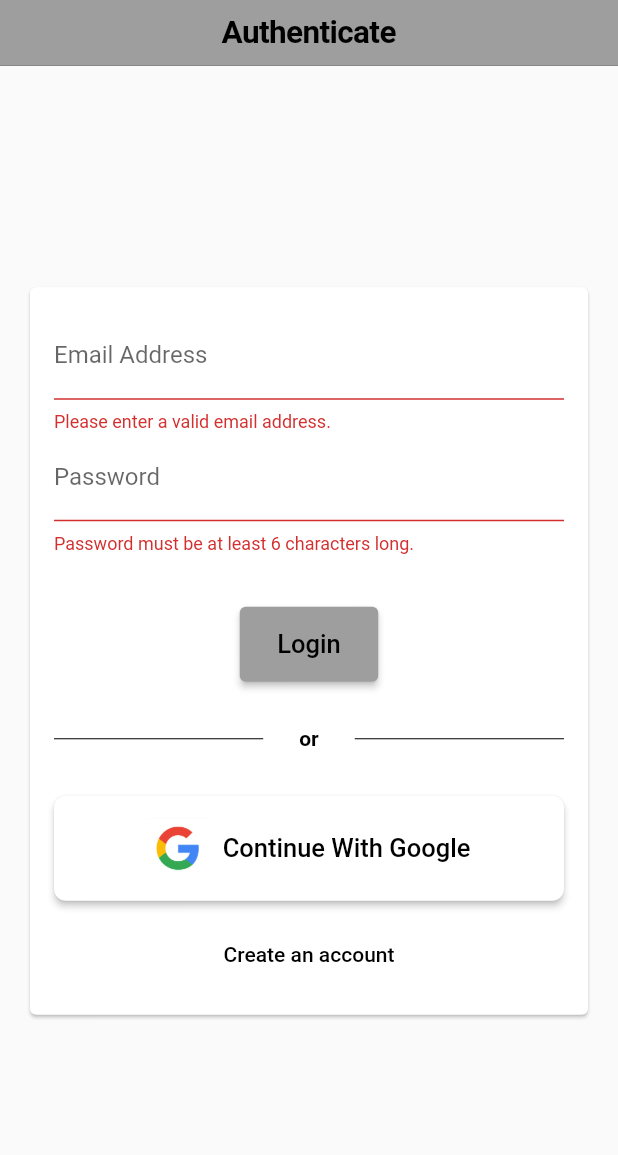
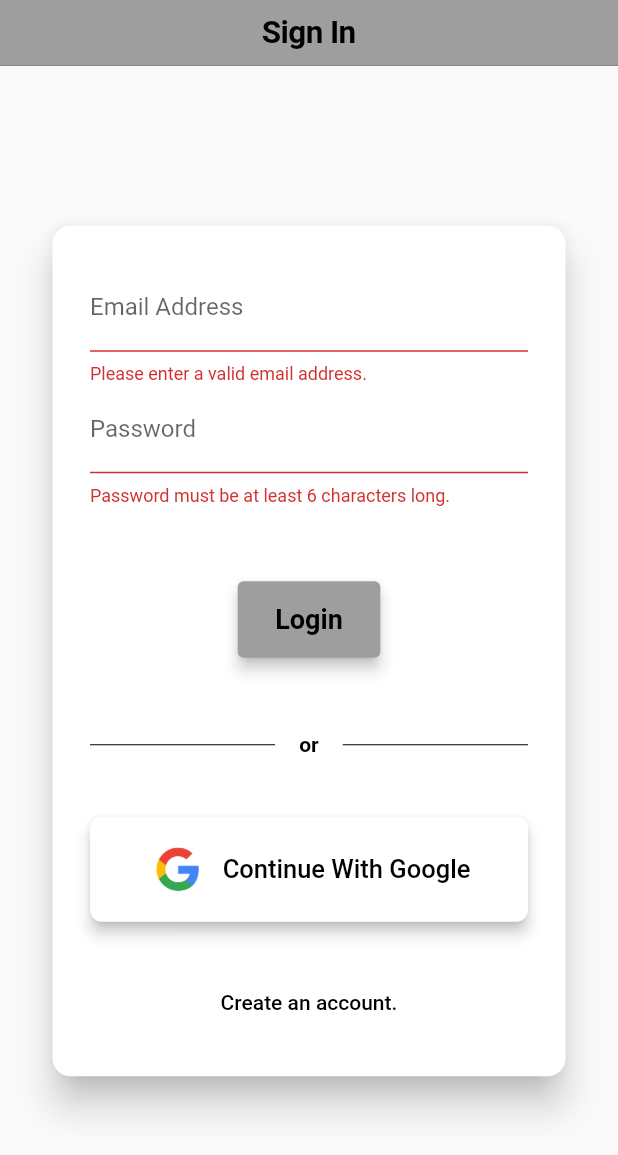
Before and after one commit to vampconnoisseur/gather_app, a Flutter app: the screen it shows after launch, after a tap on "Login", on a phone screen of 412 x 824 dp. Shown: the top 1155 px of the screen. Run offline on Flutter 3.47's test engine with Material 2 defaults, Android fonts, the phone set to English and light mode, and no system bars; our stand-ins replace cloud_firestore, firebase_auth, firebase_core, firebase_storage, flutter_riverpod, google_sign_in and 2 more; missing offline and left inert: agora_rtc_engine, agora_rtm; accounts and stored records are empty.

Commit message:
UI-Auth fix-CallLogs-BugFixes

```diff
--- a/lib/components/sign_in_button.dart
+++ b/lib/components/sign_in_button.dart
@@ -11,6 +11,7 @@ class SignInButton extends StatelessWidget {
     return ElevatedButton(
       onPressed: ontap,
       style: ElevatedButton.styleFrom(
+        elevation: 4,
         backgroundColor: Colors.white,
         shape: RoundedRectangleBorder(
           borderRadius: BorderRadius.circular(8.0),
--- a/lib/main.dart
+++ b/lib/main.dart
@@ -35,6 +35,7 @@ class App extends StatelessWidget {
 
             if (user != null) {
               return HomeScreen(
+                userEmail: user.email!,
                 photoURL: user.photoURL!,
                 displayName: user.displayName!,
               );
--- a/lib/screens/auth_screen.dart
+++ b/lib/screens/auth_screen.dart
@@ -1,4 +1,5 @@
 import 'dart:io';
+
 import 'package:flutter/cupertino.dart';
 import 'package:flutter/material.dart';
 
@@ -32,6 +33,16 @@ class _AuthScreenState extends State<AuthScreen> {
   var _isAuthenticating = false;
   File? _selectedImage;
 
+  void showSnackBar({required String message}) {
+    ScaffoldMessenger.of(context).clearSnackBars();
+    ScaffoldMessenger.of(context).showSnackBar(
+      SnackBar(
+        content: Text(message),
+        duration: const Duration(seconds: 2),
+      ),
+    );
+  }
+
   void isAuthenticating() {
     setState(() {
       _isAuthenticating = !_isAuthenticating;
@@ -47,6 +58,7 @@ class _AuthScreenState extends State<AuthScreen> {
   Future<void> _signInWithGoogle() async {
     String? imageUrl;
     String? displayName;
+    String? userEmail;
     User? user;
 
     try {
@@ -57,33 +69,40 @@ class _AuthScreenState extends State<AuthScreen> {
       user = _firebase.currentUser;
 
       if (user != null) {
+        final displayNameParts = user.displayName?.split(' ');
+
+        if (displayNameParts != null && displayNameParts.isNotEmpty) {
+          displayName = displayNameParts[0];
+        } else {
           displayName = user.displayName;
+        }
+
         imageUrl = user.photoURL;
+        userEmail = user.email;
+        await user.updateDisplayName(displayName);
       }
     } catch (error) {
-      ScaffoldMessenger.of(context).showSnackBar(
-        const SnackBar(
-          content: Text(
-            'Google sign-in failed.',
-          ),
-        ),
-      );
+      showSnackBar(message: 'Google sign-in failed.');
     } finally {
       isAuthenticating();
 
-      if (user != null && imageUrl != null && displayName != null) {
-        navigateToHomeScreen(context, imageUrl, displayName);
+      if (user != null &&
+          imageUrl != null &&
+          displayName != null &&
+          userEmail != null) {
+        navigateToHomeScreen(imageUrl, displayName, userEmail);
       }
     }
   }
 
   void navigateToHomeScreen(
-      BuildContext context, String photoURL, String displayName) {
+      String photoURL, String displayName, String userEmail) {
     Navigator.of(context).pushReplacement(
       MaterialPageRoute(
         builder: (context) => HomeScreen(
           photoURL: photoURL,
           displayName: displayName,
+          userEmail: userEmail,
         ),
       ),
     );
@@ -93,6 +112,7 @@ class _AuthScreenState extends State<AuthScreen> {
     final isValid = _form.currentState!.validate();
     String? imageUrl;
     String? displayName;
+    String? userEmail;
 
     if (!isValid || !_isLogin && _selectedImage == null) {
       return;
@@ -108,11 +128,22 @@ class _AuthScreenState extends State<AuthScreen> {
             email: _enteredEmail, password: _enteredPassword);
 
         final user = _firebase.currentUser;
+
         imageUrl = user?.photoURL;
+
+        final displayNameParts = user?.displayName?.split(' ');
+        if (displayNameParts != null && displayNameParts.isNotEmpty) {
+          displayName = displayNameParts[0];
+        } else {
           displayName = user?.displayName;
+        }
+
+        userEmail = user?.email;
       } else {
         final userCredentials = await _firebase.createUserWithEmailAndPassword(
-            email: _enteredEmail, password: _enteredPassword);
+          email: _enteredEmail,
+          password: _enteredPassword,
+        );
 
         final storageRef = FirebaseStorage.instance
             .ref()
@@ -122,43 +153,47 @@ class _AuthScreenState extends State<AuthScreen> {
         await storageRef.putFile(_selectedImage!);
         imageUrl = await storageRef.getDownloadURL();
 
+        final displayNameParts = _enteredUsername.split(' ');
+        if (displayNameParts.isNotEmpty) {
+          displayName = displayNameParts[0];
+        } else {
+          displayName = _enteredUsername;
+        }
+
+        userEmail = _enteredEmail;
+
         await FirebaseFirestore.instance
             .collection('users')
             .doc(userCredentials.user!.uid)
             .set({
-          'username': _enteredUsername,
+          'username': displayName,
           'email': _enteredEmail,
           'image_url': imageUrl,
         });
 
         await _firebase.currentUser!.updatePhotoURL(imageUrl);
-        await _firebase.currentUser!.updateDisplayName(_enteredUsername);
-
-        displayName = _enteredUsername;
+        await _firebase.currentUser!.updateDisplayName(displayName);
+        await _firebase.currentUser!.updateEmail(_enteredEmail);
       }
     } on FirebaseAuthException catch (error) {
-      ScaffoldMessenger.of(context).clearSnackBars();
-      ScaffoldMessenger.of(context).showSnackBar(
-        SnackBar(
-          content: Text(
-            error.message ?? 'Authentication failed.',
-          ),
-        ),
-      );
-
+      showSnackBar(message: error.message ?? 'Authentication failed.');
       isAuthenticating();
     } finally {
-      navigateToHomeScreen(context, imageUrl!, displayName!);
+      navigateToHomeScreen(
+        imageUrl!,
+        displayName!,
+        userEmail!,
+      );
     }
   }
 
   @override
   Widget build(BuildContext context) {
     return Scaffold(
-      appBar: const CupertinoNavigationBar(
+      appBar: CupertinoNavigationBar(
         middle: Text(
-          'Authenticate',
-          style: TextStyle(fontSize: 21),
+          _isLogin ? 'Sign In' : 'Sign Up',
+          style: const TextStyle(fontSize: 21),
         ),
         backgroundColor: Colors.grey,
       ),
@@ -167,12 +202,33 @@ class _AuthScreenState extends State<AuthScreen> {
           child: Column(
             mainAxisAlignment: MainAxisAlignment.center,
             children: [
+              if (_isAuthenticating)
+                Column(children: [
+                  const CupertinoActivityIndicator(
+                    color: Colors.black,
+                  ),
+                  const SizedBox(height: 10),
+                  Text(
+                    _isLogin ? "Logging in..." : "Signing up...",
+                    style: const TextStyle(
+                      fontSize: 13,
+                      fontWeight: FontWeight.w400,
+                    ),
+                  ),
+                ]),
+              if (!_isAuthenticating)
                 Card(
-                margin: const EdgeInsets.all(20),
+                  elevation: 10,
+                  shape: RoundedRectangleBorder(
+                    borderRadius: BorderRadius.circular(12.0),
+                  ),
+                  margin: const EdgeInsets.fromLTRB(35, 0, 35, 0),
                   child: SingleChildScrollView(
                     child: Padding(
-                    padding: const EdgeInsets.all(16),
-                    child: Form(
+                      padding: const EdgeInsets.all(25),
+                      child: Column(
+                        children: [
+                          Form(
                             key: _form,
                             child: Column(
                               mainAxisSize: MainAxisSize.min,
@@ -183,9 +239,14 @@ class _AuthScreenState extends State<AuthScreen> {
                                       _selectedImage = pickedImage;
                                     },
                                   ),
+                                if (!_isLogin)
+                                  const SizedBox(
+                                    height: 5,
+                                  ),
                                 TextFormField(
                                   decoration: const InputDecoration(
-                                labelText: 'Email Address'),
+                                    labelText: 'Email Address',
+                                  ),
                                   keyboardType: TextInputType.emailAddress,
                                   autocorrect: false,
                                   textCapitalization: TextCapitalization.none,
@@ -204,8 +265,8 @@ class _AuthScreenState extends State<AuthScreen> {
                                 ),
                                 if (!_isLogin)
                                   TextFormField(
-                              decoration:
-                                  const InputDecoration(labelText: 'Username'),
+                                    decoration: const InputDecoration(
+                                        labelText: 'Username'),
                                     enableSuggestions: false,
                                     validator: (value) {
                                       if (value == null ||
@@ -220,11 +281,12 @@ class _AuthScreenState extends State<AuthScreen> {
                                     },
                                   ),
                                 TextFormField(
-                            decoration:
-                                const InputDecoration(labelText: 'Password'),
+                                  decoration: const InputDecoration(
+                                      labelText: 'Password'),
                                   obscureText: true,
                                   validator: (value) {
-                              if (value == null || value.trim().length < 6) {
+                                    if (value == null ||
+                                        value.trim().length < 6) {
                                       return 'Password must be at least 6 characters long.';
                                     }
                                     return null;
@@ -233,15 +295,11 @@ class _AuthScreenState extends State<AuthScreen> {
                                     _enteredPassword = value!;
                                   },
                                 ),
-                          const SizedBox(height: 35),
-                          if (_isAuthenticating)
-                            const CupertinoActivityIndicator(
-                              color: Colors.black,
-                            ),
-                          if (!_isAuthenticating)
+                                const SizedBox(height: 50),
                                 ElevatedButton(
                                   onPressed: () => _submit(context),
                                   style: ElevatedButton.styleFrom(
+                                    elevation: 4,
                                     backgroundColor: Colors.grey,
                                     padding: const EdgeInsets.only(
                                       left: 25,
@@ -251,16 +309,18 @@ class _AuthScreenState extends State<AuthScreen> {
                                     ),
                                   ),
                                   child: Text(
-                                _isLogin ? 'Login' : 'Signup',
+                                    _isLogin ? 'Login' : 'SignUp',
                                     style: const TextStyle(
-                                  fontSize: 17,
+                                      fontWeight: FontWeight.w600,
+                                      fontSize: 18,
                                       color: Colors.black,
                                     ),
                                   ),
                                 ),
-                          const SizedBox(height: 30),
-                          if (!_isAuthenticating)
+                                const SizedBox(height: 50),
+                                if (_isLogin)
                                   Row(
+                                    mainAxisAlignment: MainAxisAlignment.center,
                                     children: [
                                       const Expanded(
                                         child: Divider(
@@ -268,7 +328,6 @@ class _AuthScreenState extends State<AuthScreen> {
                                           color: Colors.black,
                                         ),
                                       ),
-                                const SizedBox(width: 8),
                                       Container(
                                         color: Colors.white,
                                         padding: const EdgeInsets.symmetric(
@@ -281,7 +340,6 @@ class _AuthScreenState extends State<AuthScreen> {
                                           ),
                                         ),
                                       ),
-                                const SizedBox(width: 8),
                                       const Expanded(
                                         child: Divider(
                                           height: 1,
@@ -290,20 +348,19 @@ class _AuthScreenState extends State<AuthScreen> {
                                       ),
                                     ],
                                   ),
-                          if (!_isAuthenticating) const SizedBox(height: 30),
-                          if (!_isAuthenticating)
+                                if (_isLogin) const SizedBox(height: 40),
+                                if (_isLogin)
                                   SignInButton(
                                     ontap: _signInWithGoogle,
                                     isLogin: _isLogin,
                                   ),
-                          if (!_isAuthenticating) const SizedBox(height: 12),
-                          if (!_isAuthenticating)
+                                if (_isLogin) const SizedBox(height: 30),
                                 TextButton(
                                   onPressed: _toggleFormMode,
                                   child: Text(
                                     _isLogin
-                                    ? 'Create an account'
-                                    : 'I already have an account',
+                                        ? 'Create an account.'
+                                        : 'I already have an account.',
                                     style: const TextStyle(
                                       color: Colors.black,
                                     ),
@@ -311,6 +368,8 @@ class _AuthScreenState extends State<AuthScreen> {
                                 ),
                               ],
                             ),
+                          ),
+                        ],
                       ),
                     ),
                   ),
--- a/lib/services/google_auth_service.dart
+++ b/lib/services/google_auth_service.dart
@@ -15,4 +15,8 @@ class GoogleAuthService {
 
     await FirebaseAuth.instance.signInWithCredential(credential);
   }
+
+  signOutOfGoogle() async {
+    await GoogleSignIn().signOut();
+  }
 }
--- a/pubspec.yaml
+++ b/pubspec.yaml
@@ -42,10 +42,10 @@ dependencies:
   image_picker: ^1.0.2
   agora_rtc_engine: ^6.2.2
   flutter_riverpod: ^2.3.10
-  shared_preferences: ^2.2.1
   permission_handler: ^10.4.3
   agora_rtm: ^1.5.8
   http: ^1.1.0
+  intl: ^0.18.1
 
 dev_dependencies:
   flutter_test:
```
Also changed, not shown: lib/components/call_log_item.dart (added, +13 -0 lines), lib/components/call_logs.dart (added, +119 -0 lines), lib/components/custom_call_log_card.dart (added, +72 -0 lines), lib/components/user_image_picker.dart (+15 -14 lines), lib/controllers/director_controller.dart (+29 -9 lines), lib/message.dart (+20 -0 lines), lib/screens/home_screen.dart (+96 -35 lines), lib/screens/participant_screen.dart (+64 -18 lines), pubspec.lock, 3 other files. Lines whose indentation alone changed are shown as unchanged.
